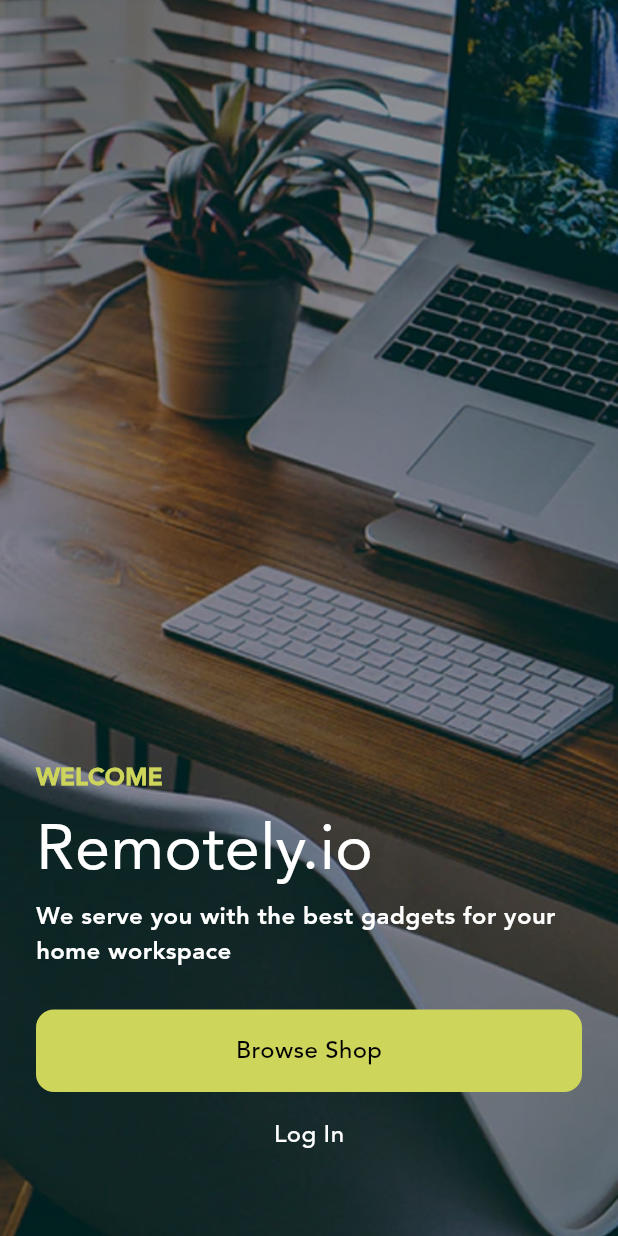
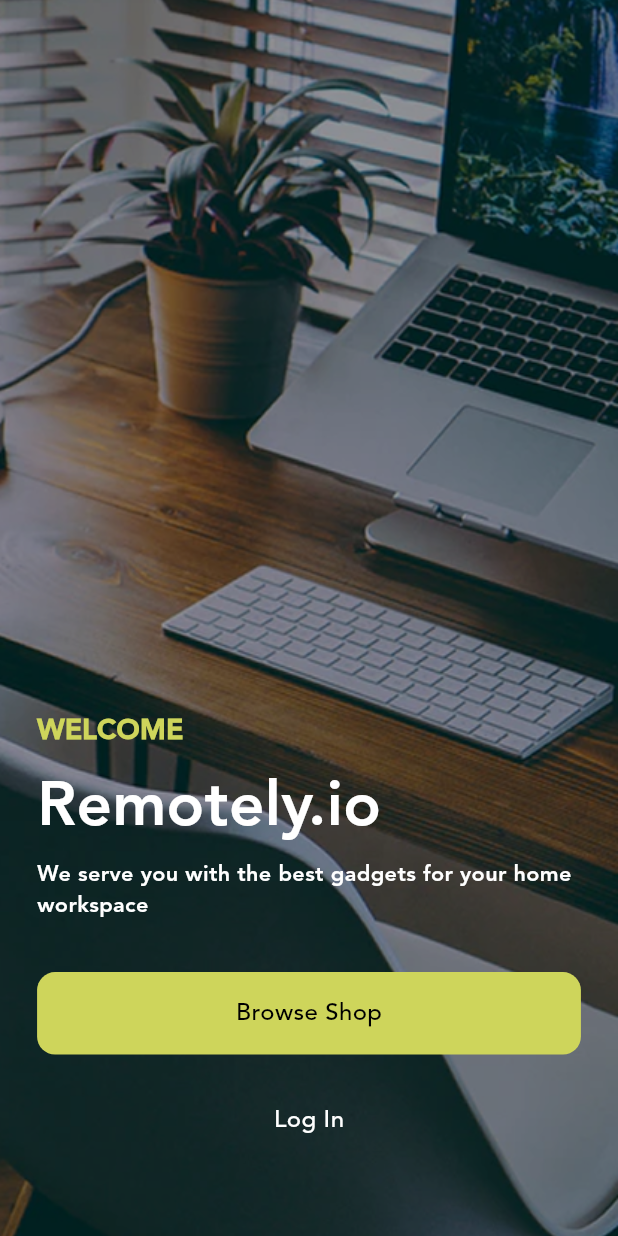
Before and after one commit to AhmedRabea4458/remotely-store, a Flutter app: the screen it shows after launch, on a phone screen of 412 x 824 dp. Run offline on Flutter 3.47's test engine with Material 3 defaults, Android fonts, the phone set to English and light mode, and no system bars; our stand-ins replace cloud_firestore, dio, firebase_auth, firebase_core, flutter_bloc, gap and 2 more; missing offline and left inert: flutter_facebook_auth; accounts and stored records are empty.

Commit message:
feat(auth): complete authentication feature with guest mode and password visibility

```diff
--- a/lib/core/routing/router.dart
+++ b/lib/core/routing/router.dart
@@ -29,35 +29,34 @@ final GoRouter router = GoRouter(
   ],
     redirect: (context, state) {
       final authState = context.read<AuthCubit>().state;
-      final loggedIn = authState is Authenticated;
+
+      final isLoggedIn = authState is Authenticated;
+      final isGuest = authState is Guest;
 
       final location = state.matchedLocation;
 
-      // الصفحات المفتوحة بدون تسجيل
       final publicRoutes = ['/welcome', '/login', '/signup'];
 
       final isPublicRoute = publicRoutes.contains(location);
 
-      // لو مش مسجل
-      if (!loggedIn) {
-        // يسمح فقط بالتنقل داخل الصفحات العامة
+      // لو Guest → نعامله زي المستخدم المسجل
+      if (isGuest) {
+        if (isPublicRoute) return '/';
+        return null;
+      }
+
+      if (!isLoggedIn) {
         if (isPublicRoute) return null;
-
-        // أي محاولة لفتح صفحة خاصة → يرجع welcome
         return '/welcome';
       }
 
-      // لو مسجل دخول
-      if (loggedIn) {
-        // لو رايح أي صفحة من صفحات التسجيل → رجّعه للـ home
-        if (isPublicRoute) return '/';
-
-        // غير كدا خليه يكمل عادي
-        return null;
+      if (isLoggedIn && isPublicRoute) {
+        return '/';
       }
 
       return null;
     }
 
 
+
 );
--- a/lib/features/auth/presention/screens/welcome/welcome_page.dart
+++ b/lib/features/auth/presention/screens/welcome/welcome_page.dart
@@ -14,87 +14,111 @@ class WelcomePage extends StatelessWidget {
 
   @override
   Widget build(BuildContext context) {
-    return Scaffold(
+    final size = MediaQuery.of(context).size;
+
+    return BlocListener<AuthCubit, AuthState>(
+      listener: (context, state) {
+        if (state is Guest) {
+          context.go('/');
+        }
+      },
+      child: Scaffold(
         body: Stack(
           children: [
-          // Background Image
             SizedBox(
-            width: double.infinity,
-            height: double.infinity,
+              width: size.width,
+              height: size.height,
               child: Image.asset(
                 AppAssets.onBoard,
                 fit: BoxFit.cover,
               ),
             ),
 
-          // Dark overlay for better text visibility
+            // Dark overlay
             Container(
+              width: size.width,
+              height: size.height,
               color: Colors.black.withOpacity(0.4),
             ),
 
-          // Content
-          Padding(
-            padding: const EdgeInsets.symmetric(horizontal: 24),
+            SafeArea(
+              child: Padding(
+                padding: EdgeInsets.symmetric(
+                  horizontal: size.width * 0.06,
+                ),
                 child: Column(
                   crossAxisAlignment: CrossAxisAlignment.start,
                   children: [
                     const Spacer(),
+
                     Text(
                       "WELCOME",
                       style: AppTextStyles.body.copyWith(
                         fontWeight: FontWeight.w900,
-                    color: AppColors.primary
+                        color: AppColors.primary,
+                        fontSize: size.width * 0.045,
                       ),
                     ),
-                 Gap( 8),
+
+                    Gap(size.height * 0.01),
 
                     Text(
                       "Remotely.io",
                       style: AppTextStyles.body.copyWith(
-                    fontSize: 42,
-                    color: AppColors.white
+                        fontSize: size.width * 0.10,
+                        color: AppColors.white,
+                        fontWeight: FontWeight.bold,
                       ),
                     ),
 
-                 Gap(2),
+                    Gap(size.height * 0.005),
 
                     Text(
                       "We serve you with the best gadgets for your home workspace",
                       style: AppTextStyles.body.copyWith(
                         fontWeight: FontWeight.w800,
-                    color: Colors.white
+                        color: Colors.white,
+                        fontSize: size.width * 0.035,
                       ),
                     ),
 
-                 Gap( 27),
+                    Gap(size.height * 0.04),
 
-                PrimaryButton(
+                    SizedBox(
+                      width: double.infinity,
+                      child: PrimaryButton(
                         text: "Browse Shop",
                         onPressed: () {
-                    context.push('/');
+                          context.read<AuthCubit>().continueAsGuest();
                         },
                         backgroundColor: AppColors.primary,
                         textColor: AppColors.black,
                       ),
+                    ),
 
-                Gap(1),
+                    Gap(size.height * 0.02),
 
-                // Login Button
-                PrimaryButton(
+                    SizedBox(
+                      width: double.infinity,
+                      child: PrimaryButton(
                         text: "Log In",
                         onPressed: () {
                           context.push('/login');
                         },
-                  backgroundColor: Colors.white.withOpacity(0.0),
+                        backgroundColor:
+                        Colors.white.withOpacity(0.0),
                         textColor: Colors.white,
                       ),
+                    ),
 
-                 Gap( 40),
+                    Gap(size.height * 0.06),
                   ],
+                ),
               ),
             )
           ],
         ),
+      ),
     );
   }
 }
--- a/lib/features/auth/presention/view_model/auth_cubit.dart
+++ b/lib/features/auth/presention/view_model/auth_cubit.dart
@@ -73,6 +73,9 @@ class AuthCubit extends Cubit<AuthState> {
     await repository.logout();
     emit(Unauthenticated());
   }
+  void continueAsGuest() {
+    emit(Guest());
+  }
 
   @override
   Future<void> close() {
--- a/lib/features/auth/presention/view_model/auth_state.dart
+++ b/lib/features/auth/presention/view_model/auth_state.dart
@@ -13,6 +13,7 @@ class Authenticated extends AuthState {
 }
 
 class Unauthenticated extends AuthState {}
+class Guest extends AuthState {}
 class AuthError extends AuthState {
   final String message;
   AuthError(this.message);
--- a/pubspec.yaml
+++ b/pubspec.yaml
@@ -62,6 +62,7 @@ dev_dependencies:
 
 # The following section is specific to Flutter packages.
 flutter:
+  uses-material-design: true
   assets:
     - assets/images/
   fonts:
```
Also changed, not shown: lib/core/helpers/app_regexp.dart (+1 -13 lines), lib/core/helpers/validation.dart (+0 -32 lines), lib/features/auth/presention/screens/login/login_page.dart (+7 -0 lines), lib/features/auth/presention/screens/login/widgets/login_form.dart (+5 -2 lines), lib/features/auth/presention/screens/signup/signup_screen.dart (+7 -2 lines), lib/features/auth/presention/screens/signup/widgets/phone_text_field.dart (+5 -3 lines), lib/features/auth/presention/screens/signup/widgets/signup_form.dart (+7 -1 lines), lib/features/auth/presention/widgets/custom_text_feild.dart (+13 -5 lines). Lines whose indentation alone changed are shown as unchanged.
